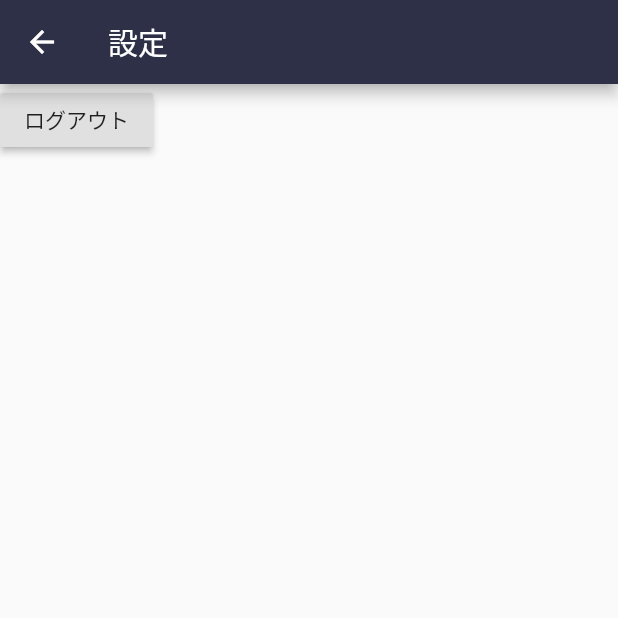
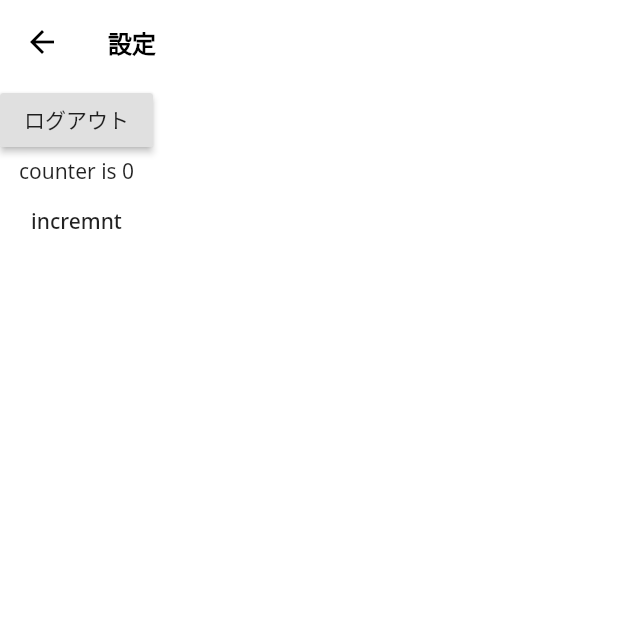
Before and after one commit to htsuruo/nippo, a Flutter app: the SettingPage screen opened by its route, on a phone screen of 412 x 824 dp, the top half of it. Run offline on Flutter 3.47's test engine with Material 2 defaults, Android fonts, the phone set to English and light mode, and no system bars; our stand-ins replace firebase_auth, google_fonts, google_sign_in; accounts and stored records are empty; network calls fail.

Commit message:
feat: changeNotifier / Providerを使った状態管理.

```diff
--- a/lib/main.dart
+++ b/lib/main.dart
@@ -1,4 +1,6 @@
 import 'package:flutter/material.dart';
 import 'package:nippo/app.dart';
+import 'package:nippo/pages/setting.dart';
+import 'package:provider/provider.dart';
 
 void main() => runApp(MyApp());
--- a/lib/pages/list.dart
+++ b/lib/pages/list.dart
@@ -3,7 +3,7 @@ import 'package:flutter/material.dart';
 class ListPage extends StatelessWidget {
   final List<Tab> tabItems = <Tab>[
     Tab(
-      text: 'タイムライン',
+      text: '全体',
     ),
     Tab(
       text: 'お気に入り',
--- a/lib/pages/setting.dart
+++ b/lib/pages/setting.dart
@@ -1,30 +1,71 @@
 import 'package:flutter/material.dart';
 import 'package:nippo/pages/signin.dart';
 import 'package:firebase_auth/firebase_auth.dart';
+import 'package:provider/provider.dart';
+
+class CounterStore with ChangeNotifier {
+  int count = 0;
+  void increment() {
+    count++;
+    notifyListeners();
+  }
+}
 
 class SettingPage extends StatelessWidget {
   static const String routeName = '/setting';
   final _auth = FirebaseAuth.instance;
 
-  List<String> items = ['hgoe', 'hgoe2', 'hgoe3'];
+  final List<String> items = ['hgoe', 'hgoe2', 'hgoe3'];
 
   @override
   Widget build(BuildContext context) {
-    return Scaffold(
+    return ChangeNotifierProvider(
+      create: (context) => CounterStore(),
+      child: Scaffold(
         appBar: AppBar(
-        title: Text('設定'),
+          title: Text(
+            '設定',
+          ),
         ),
         body: SafeArea(
-        child: RaisedButton(
+          child: Column(
+            children: <Widget>[
+              RaisedButton(
                 child: Text('ログアウト'),
                 onPressed: () async {
                   await _auth.signOut();
                   print('logout successful.');
-            Navigator.pushNamedAndRemoveUntil(
-                context, SignInPage.routeName, (Route<dynamic> route) => false);
+                  Navigator.pushNamedAndRemoveUntil(context,
+                      SignInPage.routeName, (Route<dynamic> route) => false);
                 },
+              ),
+              CounterText(),
+              IncrementButton()
+            ],
+          ),
         ),
       ),
     );
   }
 }
+
+class IncrementButton extends StatelessWidget {
+  @override
+  Widget build(BuildContext context) {
+    final counter = Provider.of<CounterStore>(context, listen: false);
+    return FlatButton(
+      child: Text('incremnt'),
+      onPressed: () {
+        counter.increment();
+      },
+    );
+  }
+}
+
+class CounterText extends StatelessWidget {
+  @override
+  Widget build(BuildContext context) {
+    final counter = Provider.of<CounterStore>(context);
+    return Text('counter is ${counter.count}');
+  }
+}
--- a/pubspec.yaml
+++ b/pubspec.yaml
@@ -29,12 +29,13 @@ dependencies:
   cloud_firestore: ^0.13.5
   firebase_analytics: ^5.0.11
   google_sign_in: ^4.4.4
+  provider: ^4.0.5
 
 dev_dependencies:
   flutter_test:
     sdk: flutter
+  flutter_launcher_icons: any
 
-  flutter_launcher_icons: any
 
 flutter_icons:
   android: true
```
Also changed, not shown: lib/app.dart (+13 -2 lines), lib/pages/user.dart (added, +15 -0 lines), lib/theme.dart (+11 -1 lines), pubspec.lock. Lines whose indentation alone changed are shown as unchanged.
